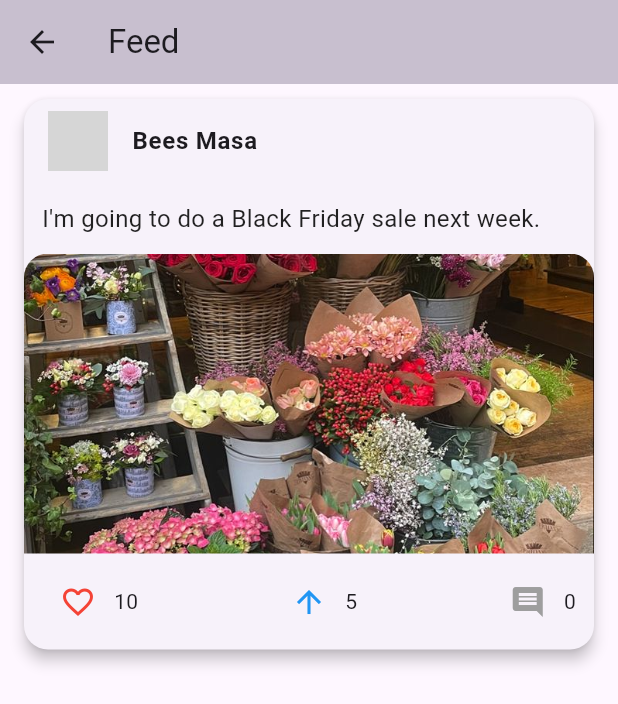
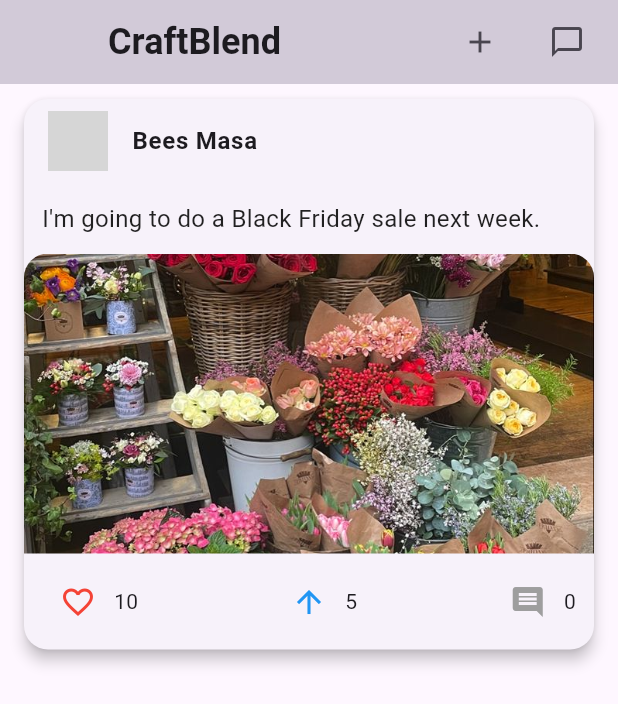
Before and after one commit to MasaLubbadeh/CraftBlend-Frontend, a Flutter app: the FeedPage screen opened directly, on a phone screen of 412 x 824 dp. Shown: the top 704 px of the screen. Run offline on Flutter 3.47's test engine with Material 3 defaults, Android fonts, the phone set to English and light mode, and no system bars; our stand-ins replace cloud_firestore, firebase_auth, firebase_core, firebase_storage, flutter_slidable, image_picker and 2 more; missing offline and left inert: flutter_sound; accounts and stored records are empty; network calls fail; Roboto replaces fonts that are missing (Pacifico); grey boxes are pictures that could not be loaded.

```diff
--- a/lib/pages/categoriesPage.dart
+++ b/lib/pages/categoriesPage.dart
@@ -1,14 +1,61 @@
 import 'package:flutter/material.dart';
 
 import '../components/post.dart';
+import 'Posts/createPost.dart';
+import 'chatting/chat_page.dart';
 
 class FeedPage extends StatelessWidget {
   @override
   Widget build(BuildContext context) {
     return Scaffold(
       appBar: AppBar(
-        title: const Text('Feed'),
-        backgroundColor: const Color.fromARGB(255, 200, 191, 207),
+        title: const Row(
+          mainAxisAlignment: MainAxisAlignment.start,
+          children: [
+            Text(
+              'CraftBlend',
+              style: TextStyle(
+                fontFamily: 'Pacifico', // Use a cursive font
+                fontSize: 24,
+                fontWeight: FontWeight.bold,
+              ),
+            ),
+          ],
+        ),
+        backgroundColor: const Color.fromARGB(
+            40, 40, 40, 40), // Match background color to PostCard
+        elevation: 4, // Add shadow similar to PostCard's elevation
+        leading: SizedBox(
+          width: 0,
+        ), // Removes the default back arrow
+        actions: [
+          // Add Icon (Navigates to CreatePostPage)
+          IconButton(
+            icon: Icon(Icons.add),
+            onPressed: () {
+              print("Add icon pressed!");
+              // Navigate to CreatePostPage
+              Navigator.push(
+                context,
+                MaterialPageRoute(builder: (context) => CreatePostPage()),
+              );
+            },
+          ),
+          SizedBox(width: 10), // Adds space between icons
+          // Chat Icon (Navigates to ChatPage)
+          IconButton(
+            icon: Icon(Icons.chat_bubble_outline),
+            onPressed: () {
+              print("Chat icon pressed!");
+              // Navigate to ChatPage (You can uncomment this when you have the ChatPage)
+              /* Navigator.push(
+                context,
+                MaterialPageRoute(builder: (context) => ChatPage()),
+              );*/
+            },
+          ),
+          SizedBox(width: 10), // Adds space between icons
+        ],
       ),
       body: ListView(
         children: [
@@ -33,8 +80,7 @@ class FeedPage extends StatelessWidget {
               print("Comment button pressed!");
               // Handle any additional actions on comment, such as showing a comments page
             },
-          )
-
+          ),
           // Add more PostCard widgets here
         ],
       ),
```
Also changed, not shown: lib/pages/Posts/createPost.dart (+47 -21 lines).
